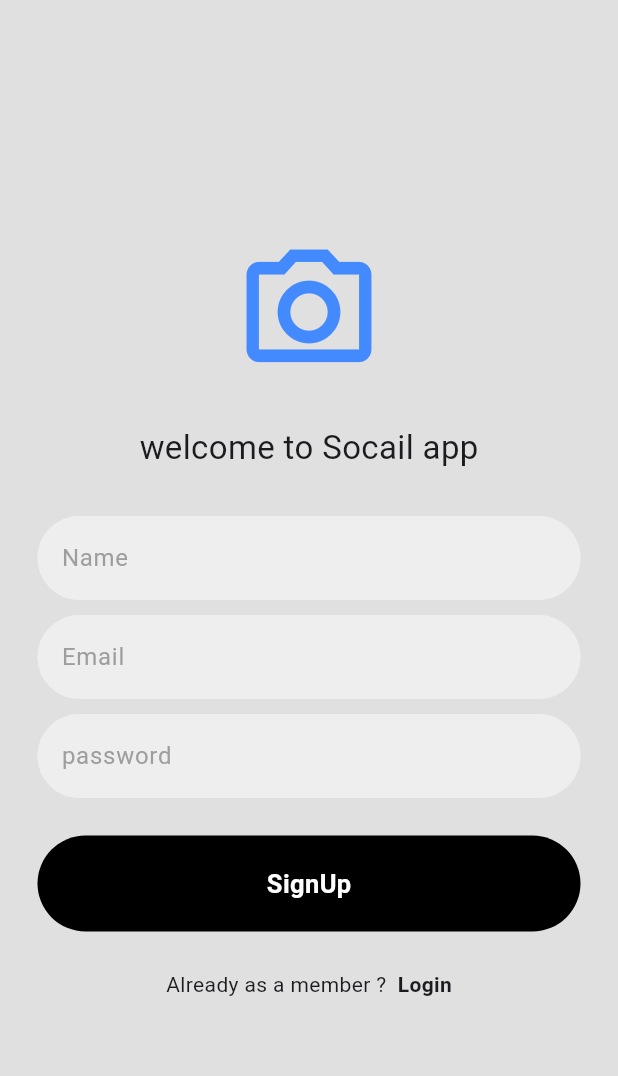
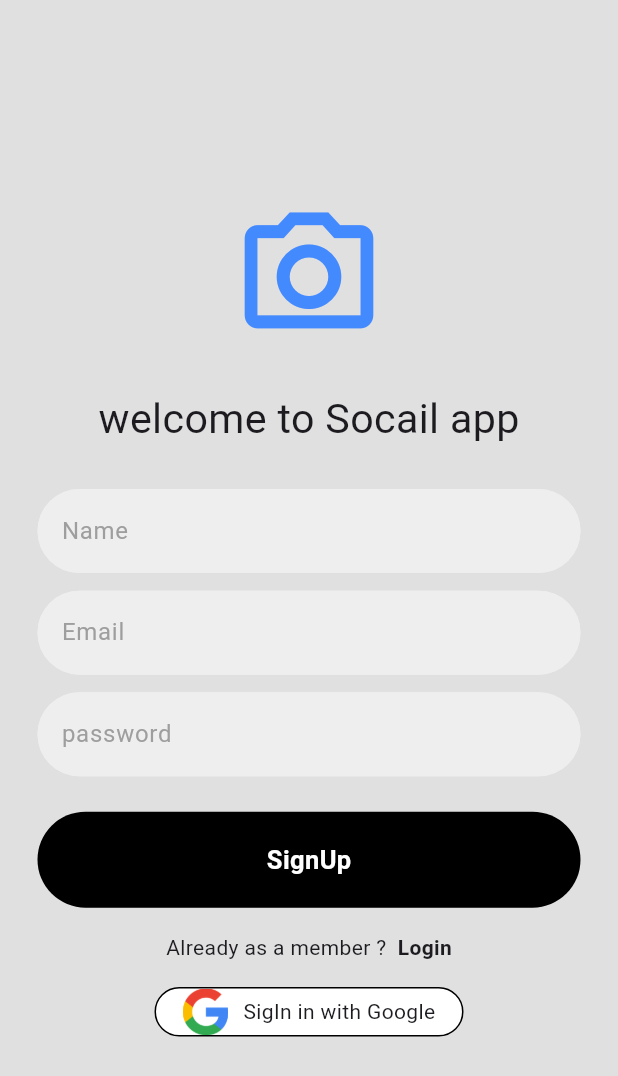
Before and after one commit to Hassan9865/Social-app, a Flutter app: the screen it shows after launch, after a tap on "register", on a phone screen of 412 x 824 dp. Shown: the top 1076 px of the screen. Run offline on Flutter 3.47's test engine with Material 3 defaults, Android fonts, the phone set to English and light mode, and no system bars; our stand-ins replace stacked, stacked_services, stacked_shared.

Commit message:
login/signup

```diff
--- a/lib/view/login/login_view.dart
+++ b/lib/view/login/login_view.dart
@@ -1,7 +1,7 @@
 import 'package:flutter/material.dart';
 import 'package:social_app/components/button.dart';
 import 'package:social_app/components/textfeild.dart';
-import 'package:social_app/view/login/login_view_model.dart';
+import 'package:social_app/view/login/login_viewModel.dart';
 import 'package:stacked/stacked.dart';
 
 class LoginView extends StatelessWidget {
@@ -9,8 +9,6 @@ class LoginView extends StatelessWidget {
 
   @override
   Widget build(BuildContext context) {
-    TextEditingController emailcontroller = TextEditingController();
-    TextEditingController passwordcontroller = TextEditingController();
     return ViewModelBuilder.reactive(
         viewModelBuilder: () => LoginViewModel(),
         builder: (context, viewModel, child) {
@@ -27,39 +25,39 @@ class LoginView extends StatelessWidget {
                       Icon(
                         Icons.camera_alt_outlined,
                         color: Colors.blueAccent,
-                        size: 100,
+                        size: MediaQuery.of(context).size.height / 8,
                       ),
-                      const SizedBox(
-                        height: 25,
+                      SizedBox(
+                        height: MediaQuery.of(context).size.height / 35,
                       ),
                       const Text(
                         "welcome to Socail app",
                         style: TextStyle(fontSize: 22),
                       ),
-                      const SizedBox(
-                        height: 30,
+                      SizedBox(
+                        height: MediaQuery.of(context).size.height / 25,
                       ),
                       MyTextFeid(
-                          controller: emailcontroller,
+                          controller: viewModel.emailcontroller,
                           hintText: "Email",
                           obscureText: false),
-                      const SizedBox(
-                        height: 10,
+                      SizedBox(
+                        height: MediaQuery.of(context).size.height / 50,
                       ),
                       MyTextFeid(
-                          controller: passwordcontroller,
+                          controller: viewModel.passwordcontroller,
                           hintText: "password",
                           obscureText: true),
-                      const SizedBox(
-                        height: 25,
+                      SizedBox(
+                        height: MediaQuery.of(context).size.height / 35,
                       ),
                       MyButton(
                           onTap: () {
                             viewModel.NavigateToBottomBar();
                           },
                           text: "Login"),
-                      const SizedBox(
-                        height: 25,
+                      SizedBox(
+                        height: MediaQuery.of(context).size.height / 35,
                       ),
                       Row(
                         mainAxisAlignment: MainAxisAlignment.center,
@@ -75,13 +73,34 @@ class LoginView extends StatelessWidget {
                             ),
                           )
                         ],
+                      ),
+                      SizedBox(
+                        height: MediaQuery.of(context).size.height / 30,
+                      ),
+                      Container(
+                        height: MediaQuery.of(context).size.height / 25,
+                        width: MediaQuery.of(context).size.width / 2,
+                        decoration: BoxDecoration(
+                          border: Border.all(color: Colors.black),
+                          color: Colors.white,
+                          borderRadius: BorderRadius.circular(20),
+                        ),
+                        child: Row(
+                          mainAxisAlignment: MainAxisAlignment.center,
+                          children: [
+                            Image.asset("assets/images/google.png"),
+                            SizedBox(
+                              width: 10,
+                            ),
+                            Text("SigIn in with Google"),
+                          ],
+                        ),
                       )
                     ],
                   ),
                 ),
               ),
             ),
-
           );
         });
   }
--- /dev/null
+++ b/lib/view/login/login_viewModel.dart
@@ -0,0 +1,19 @@
+import 'package:flutter/material.dart';
+import 'package:social_app/app/app.locator.dart';
+import 'package:social_app/app/app.router.dart';
+import 'package:stacked/stacked.dart';
+import 'package:stacked_services/stacked_services.dart';
+
+class LoginViewModel extends BaseViewModel {
+  final navigationService = locator<NavigationService>();
+  TextEditingController emailcontroller = TextEditingController();
+  TextEditingController passwordcontroller = TextEditingController();
+
+  NavigateToBottomBar() {
+    navigationService.navigateTo(Routes.bottombar);
+  }
+
+  NavigateToSignup() {
+    navigationService.navigateTo(Routes.signUpView);
+  }
+}
--- a/lib/view/login/login_view_model.dart
+++ /dev/null
@@ -1,16 +0,0 @@
-import 'package:social_app/app/app.locator.dart';
-import 'package:social_app/app/app.router.dart';
-import 'package:stacked/stacked.dart';
-import 'package:stacked_services/stacked_services.dart';
-
-class LoginViewModel extends BaseViewModel {
-  final navigationService = locator<NavigationService>();
-
-  NavigateToBottomBar() {
-    navigationService.navigateTo(Routes.bottombar);
-  }
-
-  NavigateToSignup() {
-    navigationService.navigateTo(Routes.signUpView);
-  }
-}
--- a/lib/view/signup/signup_view.dart
+++ b/lib/view/signup/signup_view.dart
@@ -1,7 +1,7 @@
 import 'package:flutter/material.dart';
 import 'package:social_app/components/button.dart';
 import 'package:social_app/components/textfeild.dart';
-import 'package:social_app/view/signup/signup_view_model.dart';
+import 'package:social_app/view/signup/signup_viewModel.dart';
 import 'package:stacked/stacked.dart';
 
 class SignUpView extends StatelessWidget {
@@ -9,9 +9,6 @@ class SignUpView extends StatelessWidget {
 
   @override
   Widget build(BuildContext context) {
-    TextEditingController emailcontroller = TextEditingController();
-    TextEditingController passwordcontroller = TextEditingController();
-    TextEditingController namecontroller = TextEditingController();
     return ViewModelBuilder.reactive(
         viewModelBuilder: () => SignUpViewModel(),
         builder: (context, viewModel, child) {
@@ -28,42 +25,44 @@ class SignUpView extends StatelessWidget {
                       Icon(
                         Icons.camera_alt_outlined,
                         color: Colors.blueAccent,
-                        size: 100,
+                        size: MediaQuery.of(context).size.height / 8,
                       ),
-                      const SizedBox(
-                        height: 25,
+                      SizedBox(
+                        height: MediaQuery.of(context).size.height / 35,
                       ),
-                      const Text(
+                      Text(
                         "welcome to Socail app",
-                        style: TextStyle(fontSize: 22),
+                        style: TextStyle(
+                          fontSize: MediaQuery.of(context).size.height / 30,
+                        ),
                       ),
-                      const SizedBox(
-                        height: 30,
+                      SizedBox(
+                        height: MediaQuery.of(context).size.height / 30,
                       ),
                       MyTextFeid(
-                          controller: namecontroller,
+                          controller: viewModel.namecontroller,
                           hintText: "Name",
                           obscureText: false),
-                      const SizedBox(
-                        height: 10,
+                      SizedBox(
+                        height: MediaQuery.of(context).size.height / 70,
                       ),
                       MyTextFeid(
-                          controller: emailcontroller,
+                          controller: viewModel.emailcontroller,
                           hintText: "Email",
                           obscureText: false),
-                      const SizedBox(
-                        height: 10,
+                      SizedBox(
+                        height: MediaQuery.of(context).size.height / 70,
                       ),
                       MyTextFeid(
-                          controller: passwordcontroller,
+                          controller: viewModel.passwordcontroller,
                           hintText: "password",
                           obscureText: true),
-                      const SizedBox(
-                        height: 25,
+                      SizedBox(
+                        height: MediaQuery.of(context).size.height / 35,
                       ),
                       MyButton(onTap: () {}, text: "SignUp"),
-                      const SizedBox(
-                        height: 25,
+                      SizedBox(
+                        height: MediaQuery.of(context).size.height / 50,
                       ),
                       Row(
                         mainAxisAlignment: MainAxisAlignment.center,
@@ -79,6 +78,28 @@ class SignUpView extends StatelessWidget {
                             ),
                           )
                         ],
+                      ),
+                      SizedBox(
+                        height: MediaQuery.of(context).size.height / 50,
+                      ),
+                      Container(
+                        height: MediaQuery.of(context).size.height / 25,
+                        width: MediaQuery.of(context).size.width / 2,
+                        decoration: BoxDecoration(
+                          border: Border.all(color: Colors.black),
+                          color: Colors.white,
+                          borderRadius: BorderRadius.circular(20),
+                        ),
+                        child: Row(
+                          mainAxisAlignment: MainAxisAlignment.center,
+                          children: [
+                            Image.asset("assets/images/google.png"),
+                            SizedBox(
+                              width: 10,
+                            ),
+                            Text("SigIn in with Google"),
+                          ],
+                        ),
                       )
                     ],
                   ),
--- /dev/null
+++ b/lib/view/signup/signup_viewModel.dart
@@ -0,0 +1,17 @@
+import 'package:flutter/material.dart';
+import 'package:social_app/app/app.locator.dart';
+import 'package:social_app/app/app.router.dart';
+import 'package:stacked/stacked.dart';
+import 'package:stacked_services/stacked_services.dart';
+
+class SignUpViewModel extends BaseViewModel {
+  final navigationService = locator<NavigationService>();
+
+  TextEditingController emailcontroller = TextEditingController();
+  TextEditingController passwordcontroller = TextEditingController();
+  TextEditingController namecontroller = TextEditingController();
+
+  navigateToLogin() {
+    navigationService.navigateTo(Routes.loginView);
+  }
+}
--- a/lib/view/signup/signup_view_model.dart
+++ /dev/null
@@ -1,12 +0,0 @@
-import 'package:social_app/app/app.locator.dart';
-import 'package:social_app/app/app.router.dart';
-import 'package:stacked/stacked.dart';
-import 'package:stacked_services/stacked_services.dart';
-
-class SignUpViewModel extends BaseViewModel {
-  final navigationService = locator<NavigationService>();
-
-  navigateToLogin() {
-    navigationService.navigateTo(Routes.loginView);
-  }
-}
```
Also changed, not shown: assets/images/google.jpg (added), assets/images/google.png (added).
